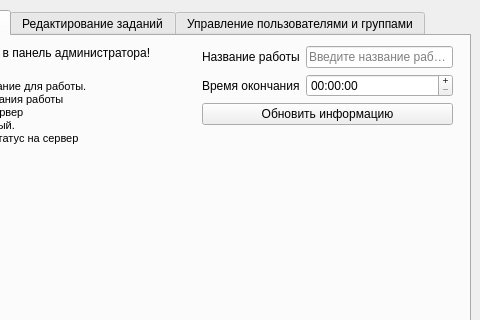
Before: the Qt Designer form src/client/AdminWindow/AdminWindow.ui in orlov-vo/flywork, drawn with Qt 5; both pictures show x 160 to 640 and y 0 to 320 of the 640 by 520 pixel window.
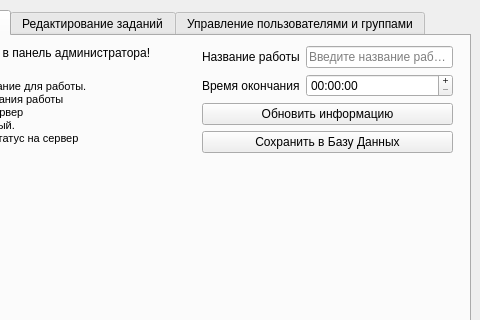
After: the same form once the commit is applied. Icons and pictures are not drawn.

```diff
--- a/src/client/AdminWindow/AdminWindow.ui
+++ b/src/client/AdminWindow/AdminWindow.ui
@@ -99,6 +99,13 @@
            </property>
           </widget>
          </item>
+         <item row="3" column="0" colspan="2">
+          <widget class="QPushButton" name="pbSaveWork">
+           <property name="text">
+            <string>Сохранить в Базу Данных</string>
+           </property>
+          </widget>
+         </item>
         </layout>
        </item>
        <item>
```
Left out of the diff: 10 changed lines with no effect on the pictures.
